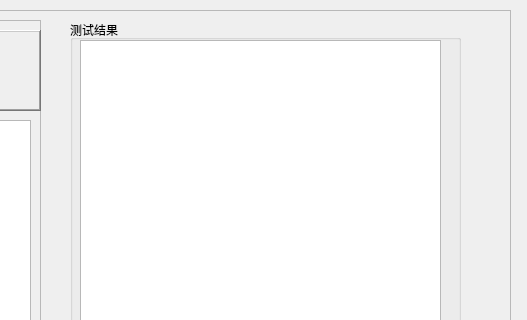
The window that mainwindow.ui (LinZephyr/mew_tw200_test) describes before a commit, drawn with Qt 5; both pictures show x 740 to 1267 and y 0 to 320 of the 1267 by 744 pixel window.
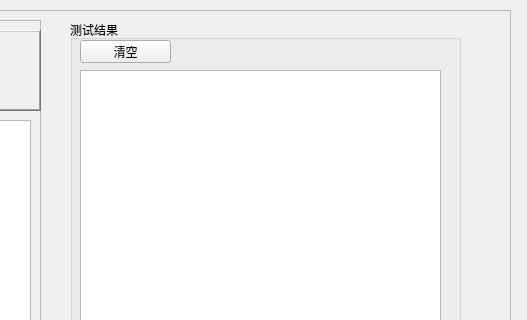
The same window after the commit. Icons and pictures are not drawn.

Commit message: <feat>  添加测试结果清除按键.

```diff
--- a/mainwindow.ui
+++ b/mainwindow.ui
@@ -514,12 +514,41 @@
       <property name="geometry">
        <rect>
         <x>10</x>
-        <y>20</y>
+        <y>50</y>
         <width>361</width>
-        <height>471</height>
+        <height>441</height>
        </rect>
       </property>
      </widget>
+     <widget class="QPushButton" name="clearUpBtn2">
+      <property name="geometry">
+       <rect>
+        <x>10</x>
+        <y>20</y>
+        <width>91</width>
+        <height>23</height>
+       </rect>
+      </property>
+      <property name="minimumSize">
+       <size>
+        <width>0</width>
+        <height>23</height>
+       </size>
+      </property>
+      <property name="maximumSize">
+       <size>
+        <width>100</width>
+        <height>23</height>
+       </size>
+      </property>
+      <property name="text">
+       <string>清空</string>
+      </property>
+      <property name="icon">
+       <iconset resource="image.qrc">
+        <normaloff>:/images/cleanport.png</normaloff>:/images/cleanport.png</iconset>
+      </property>
+     </widget>
     </widget>
     <widget class="QFrame" name="frame_6">
      <property name="geometry">
```
The commit also changes 2 other files.
